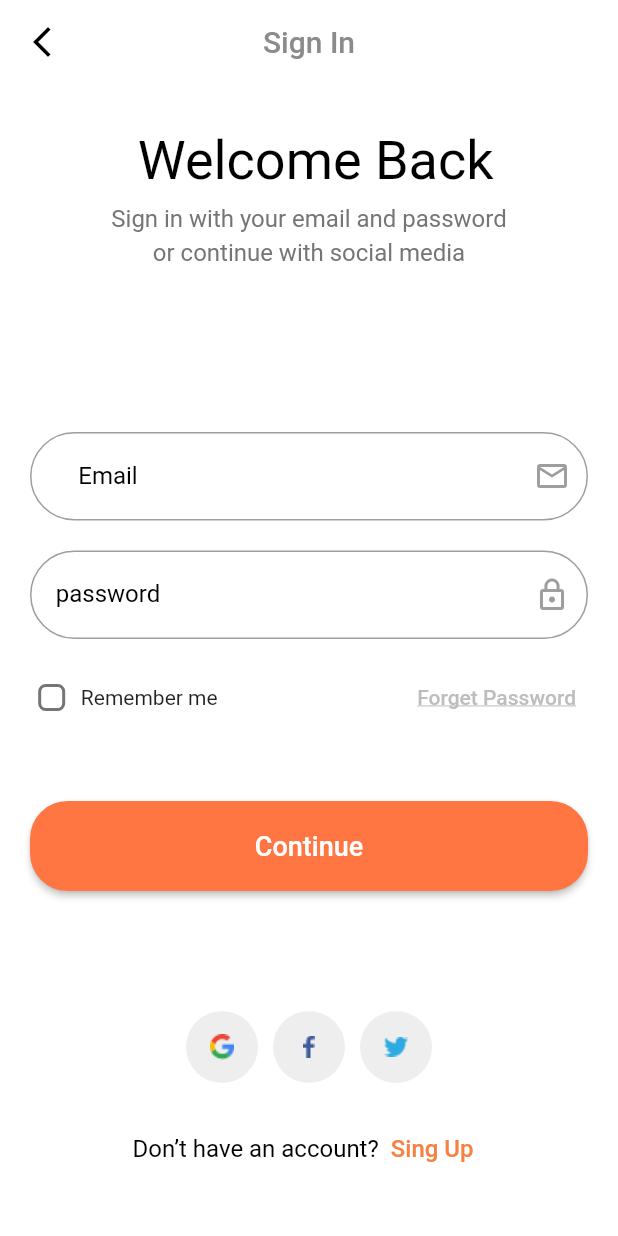
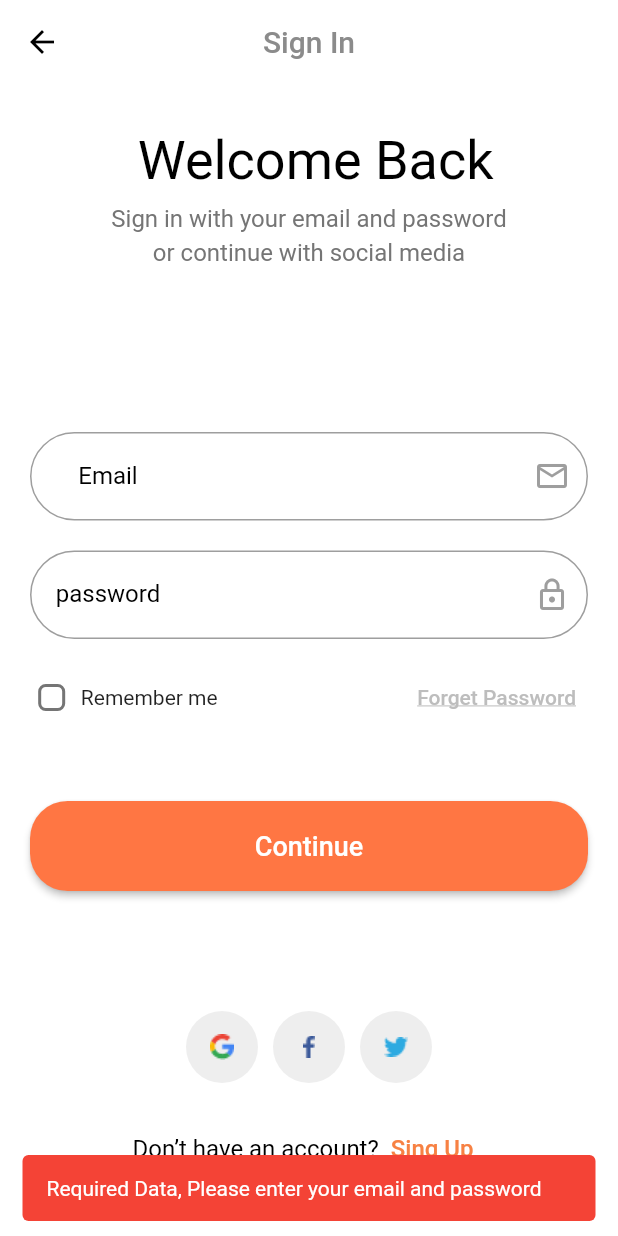
Before and after one commit to Nahed2000/tokoto_ecommerce, a Flutter app: the LoginScreen screen opened by its route, after a tap on "Continue", on a phone screen of 412 x 824 dp. Run offline on Flutter 3.47's test engine with Material 2 defaults, Android fonts, the phone set to English and light mode, and no system bars.

Commit message:
connect navigation

```diff
--- a/lib/screen/login_screen.dart
+++ b/lib/screen/auth/login_screen.dart
@@ -1,8 +1,9 @@
 import 'package:flutter/material.dart';
+import 'package:tokoto/utility/helper.dart';
 import 'package:tokoto/widget/custom_button.dart';
 
-import '../widget/custom_text_field.dart';
-import '../widget/social_media_button.dart';
+import '../../widget/custom_text_field.dart';
+import '../../widget/social_media_button.dart';
 
 class LoginScreen extends StatefulWidget {
   const LoginScreen({Key? key}) : super(key: key);
@@ -11,7 +12,7 @@ class LoginScreen extends StatefulWidget {
   State<LoginScreen> createState() => _LoginScreenState();
 }
 
-class _LoginScreenState extends State<LoginScreen> {
+class _LoginScreenState extends State<LoginScreen> with Helper {
   late TextEditingController _emailController;
   late TextEditingController _passwordController;
 
@@ -48,12 +49,12 @@ class _LoginScreenState extends State<LoginScreen> {
           'Sign In',
           style: TextStyle(color: Color(0xff8B8B8B)),
         ),
-        leading: IconButton(
-          onPressed: () => Navigator.pop(context),
-          icon: const Icon(
-            Icons.arrow_back_ios_new,
-          ),
-        ),
+        // leading: IconButton(
+        //   onPressed: () => Navigator.pop(context),
+        //   icon: const Icon(
+        //     Icons.arrow_back_ios_new,
+        //   ),
+        // ),
       ),
       body: SingleChildScrollView(
         child: Container(
@@ -122,7 +123,8 @@ class _LoginScreenState extends State<LoginScreen> {
                   ),
                   const Spacer(),
                   TextButton(
-                    onPressed: () {},
+                    onPressed: () =>
+                        Navigator.pushNamed(context, '/forget_password_screen'),
                     child: Text(
                       'Forget Password',
                       style: TextStyle(
@@ -133,7 +135,8 @@ class _LoginScreenState extends State<LoginScreen> {
                 ],
               ),
               const SizedBox(height: 45),
-              CustomButton(onPress: () {}, title: 'Continue'),
+              CustomButton(
+                  onPress: () async => await performLogin(), title: 'Continue'),
               const SizedBox(height: 80),
               Row(
                 mainAxisAlignment: MainAxisAlignment.center,
@@ -152,20 +155,23 @@ class _LoginScreenState extends State<LoginScreen> {
               Row(
                 mainAxisAlignment: MainAxisAlignment.center,
                 children: [
-                  const Text('Don’t have an account?',
-                    style:TextStyle(
+                  const Text(
+                    'Don’t have an account?',
+                    style: TextStyle(
                       color: Colors.black,
                       fontSize: 16,
-                    ),),
+                    ),
+                  ),
                   TextButton(
-                      onPressed: () {},
-                      child: const Text(
-                        'Sing Up',
-                        style:TextStyle(
-                          color: Color(0xffF78143),
-                          fontSize: 16,
-                        ),
+                    onPressed: () =>
+                        Navigator.pushNamed(context, '/register_screen'),
+                    child: const Text(
+                      'Sing Up',
+                      style: TextStyle(
+                        color: Color(0xffF78143),
+                        fontSize: 16,
                       ),
+                    ),
                   ),
                 ],
               )
@@ -175,4 +181,27 @@ class _LoginScreenState extends State<LoginScreen> {
       ),
     );
   }
+
+  Future<void> performLogin() async {
+    if (checkData()) {
+      await login();
+      print(checkData());
+    }
+    print(checkData());
+  }
+
+  bool checkData() {
+    if (_emailController.text.isNotEmpty &&
+        _passwordController.text.isNotEmpty) {
+      return true;
+    }
+    showSnackBar(context,
+        message: 'Required Data, Please enter your email and password',
+        error: true);
+    return false;
+  }
+
+  Future<void> login() async {
+    Navigator.pushReplacementNamed(context, '/home_screen');
+  }
 }
--- a/lib/screen/success_login.dart
+++ b/lib/screen/auth/success_login.dart
@@ -1,8 +1,8 @@
 import 'package:flutter/material.dart';
 import 'package:tokoto/widget/custom_button.dart';
 
-import '../widget/custom_text_field.dart';
-import '../widget/social_media_button.dart';
+import '../../widget/custom_text_field.dart';
+import '../../widget/social_media_button.dart';
 
 class SuccessLogin extends StatefulWidget {
   const SuccessLogin({Key? key}) : super(key: key);
--- a/lib/screen/out_boarding.dart
+++ b/lib/screen/out_boarding.dart
@@ -76,10 +76,10 @@ class _PageViewScreenState extends State<PageViewScreen> {
                 onPress: () {
                   setState(() {
                     _pageController.nextPage(
-                        duration: Duration(seconds: 1),
+                        duration: const Duration(seconds: 1),
                         curve: Curves.decelerate);
                     if (currentIndex == 2) {
-                      Navigator.pushNamed(context, '/login_screen');
+                      Navigator.pushReplacementNamed(context, '/login_screen');
                       print('currentIndex $PageViewScreen');
                     }
                   });
--- /dev/null
+++ b/lib/utility/helper.dart
@@ -0,0 +1,19 @@
+import 'package:flutter/material.dart';
+mixin Helper {
+  showSnackBar(
+      BuildContext context, {
+        required String message,
+        required bool error,
+      }) {
+    ScaffoldMessenger.of(context).showSnackBar(
+      SnackBar(
+        content: Text(message),
+        elevation: 0,
+        backgroundColor: error?Colors.red:Colors.green,
+        behavior: SnackBarBehavior.floating,
+        duration: const Duration(seconds: 3),
+        dismissDirection: DismissDirection.horizontal,
+      ),
+    );
+  }
+}
```
Also changed, not shown: lib/main.dart (+7 -5 lines), lib/screen/auth/confirm_password.dart (renamed from lib/screen/forget_password.dart, +17 -17 lines), lib/screen/auth/forget_password.dart (renamed from lib/screen/confirm_password.dart, +17 -17 lines), lib/screen/home_screen.dart (added, +22 -0 lines).
